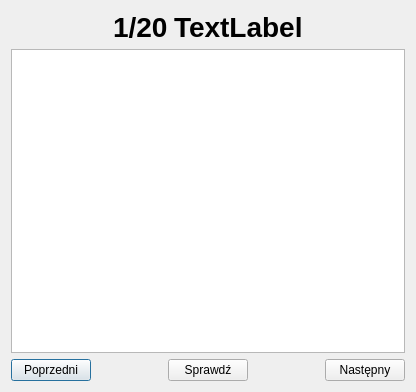
gchlebus/WordMIX, file WordMIX/LearnWord.ui: the form before one commit.
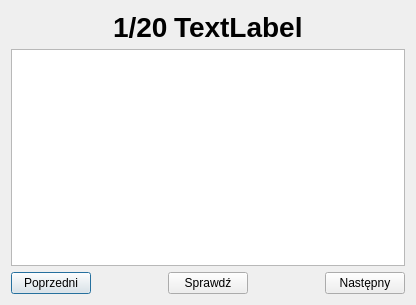
The form after the commit.

Commit message: changed font size and dialog size

What changed in the file:
```diff
--- a/WordMIX/LearnWord.ui
+++ b/WordMIX/LearnWord.ui
@@ -7,7 +7,7 @@
     <x>0</x>
     <y>0</y>
     <width>416</width>
-    <height>392</height>
+    <height>305</height>
    </rect>
   </property>
   <property name="windowTitle">
@@ -73,7 +73,13 @@
     </layout>
    </item>
    <item row="1" column="0">
-    <widget class="QTextBrowser" name="wordDefinition"/>
+    <widget class="QTextBrowser" name="wordDefinition">
+     <property name="font">
+      <font>
+       <pointsize>12</pointsize>
+      </font>
+     </property>
+    </widget>
    </item>
    <item row="2" column="0">
     <layout class="QHBoxLayout" name="horizontalLayout_2">
```
